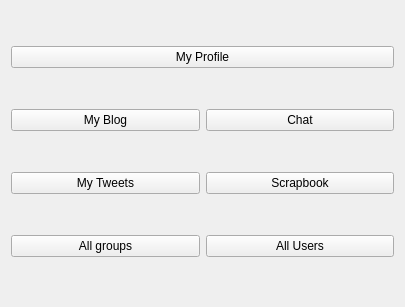
The window that GUI/mainmenu.ui (thanhmvu/RocketRapport) describes before a commit, drawn with Qt 5.
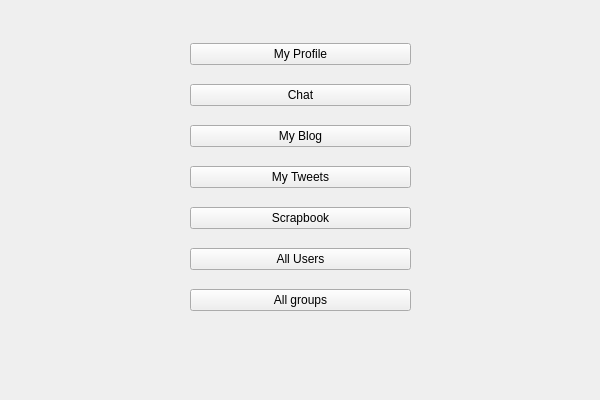
The same window after the commit.

Diff of the .ui file:
```diff
--- a/GUI/mainmenu.ui
+++ b/GUI/mainmenu.ui
@@ -6,13 +6,22 @@
    <rect>
     <x>0</x>
     <y>0</y>
-    <width>405</width>
-    <height>307</height>
+    <width>600</width>
+    <height>400</height>
    </rect>
   </property>
   <property name="windowTitle">
    <string>Form</string>
   </property>
+  <widget class="QWidget" name="">
+   <property name="geometry">
+    <rect>
+     <x>190</x>
+     <y>30</y>
+     <width>221</width>
+     <height>301</height>
+    </rect>
+   </property>
   <layout class="QVBoxLayout" name="verticalLayout">
    <item>
     <widget class="QPushButton" name="pushButton_4">
@@ -22,60 +31,49 @@
     </widget>
    </item>
    <item>
-    <layout class="QHBoxLayout" name="horizontalLayout_3">
-     <item>
-      <widget class="QPushButton" name="pushButton_5">
-       <property name="text">
-        <string>My Blog</string>
-       </property>
-      </widget>
-     </item>
-     <item>
-      <widget class="QPushButton" name="pushButton_2">
+     <widget class="QPushButton" name="pushButton_chat">
        <property name="text">
         <string>Chat</string>
        </property>
       </widget>
      </item>
-    </layout>
+    <item>
+     <widget class="QPushButton" name="pushButton_blog">
+      <property name="text">
+       <string>My Blog</string>
+      </property>
+     </widget>
    </item>
    <item>
-    <layout class="QHBoxLayout" name="horizontalLayout_2">
-     <item>
-      <widget class="QPushButton" name="pushButton_7">
+     <widget class="QPushButton" name="pushButton_tweet">
        <property name="text">
         <string>My Tweets</string>
        </property>
       </widget>
      </item>
      <item>
-      <widget class="QPushButton" name="pushButton_6">
+     <widget class="QPushButton" name="pushButton_scrapbook">
        <property name="text">
         <string>Scrapbook</string>
        </property>
       </widget>
      </item>
-    </layout>
-   </item>
    <item>
-    <layout class="QHBoxLayout" name="horizontalLayout">
-     <item>
-      <widget class="QPushButton" name="pushButton_3">
-       <property name="text">
-        <string>All groups</string>
-       </property>
-      </widget>
-     </item>
-     <item>
-      <widget class="QPushButton" name="pushButton">
+     <widget class="QPushButton" name="pushButton_allusers">
        <property name="text">
         <string>All Users</string>
        </property>
       </widget>
      </item>
-    </layout>
-   </item>
-  </layout>
+    <item>
+     <widget class="QPushButton" name="pushButton_allgroups">
+      <property name="text">
+       <string>All groups</string>
+      </property>
+     </widget>
+    </item>
+   </layout>
+  </widget>
  </widget>
  <resources/>
  <connections/>
```
Left out of the diff: 2 changed lines with no effect on the pictures. Lines whose indentation alone changed are shown as unchanged.
